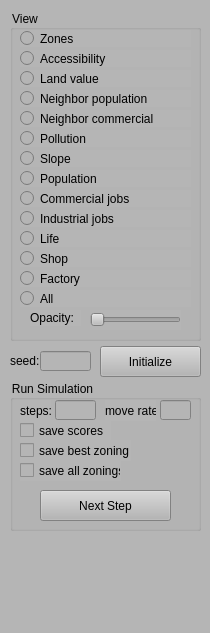
First picture: the form in ZoningSim/ControlWidget.ui, repository gnishida/ZoningSim, before the edit.
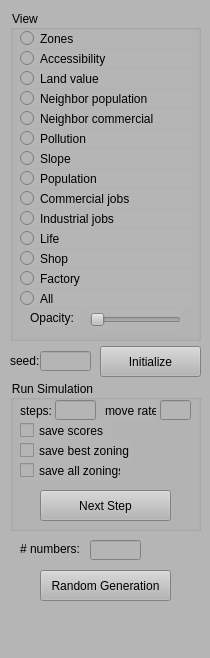
Second picture: the form after the edit.

```diff
--- a/ZoningSim/ControlWidget.ui
+++ b/ZoningSim/ControlWidget.ui
@@ -7,7 +7,7 @@
     <x>0</x>
     <y>0</y>
     <width>210</width>
-    <height>633</height>
+    <height>658</height>
    </rect>
   </property>
   <property name="minimumSize">
@@ -430,6 +430,42 @@
      </property>
     </widget>
    </widget>
+   <widget class="QPushButton" name="pushButtonRandomGeneration">
+    <property name="geometry">
+     <rect>
+      <x>40</x>
+      <y>570</y>
+      <width>131</width>
+      <height>31</height>
+     </rect>
+    </property>
+    <property name="text">
+     <string>Random Generation</string>
+    </property>
+   </widget>
+   <widget class="QLineEdit" name="lineEditNumRandomGeneration">
+    <property name="geometry">
+     <rect>
+      <x>90</x>
+      <y>540</y>
+      <width>51</width>
+      <height>20</height>
+     </rect>
+    </property>
+   </widget>
+   <widget class="QLabel" name="label">
+    <property name="geometry">
+     <rect>
+      <x>20</x>
+      <y>541</y>
+      <width>61</width>
+      <height>16</height>
+     </rect>
+    </property>
+    <property name="text">
+     <string># numbers:</string>
+    </property>
+   </widget>
   </widget>
  </widget>
  <resources/>
```
